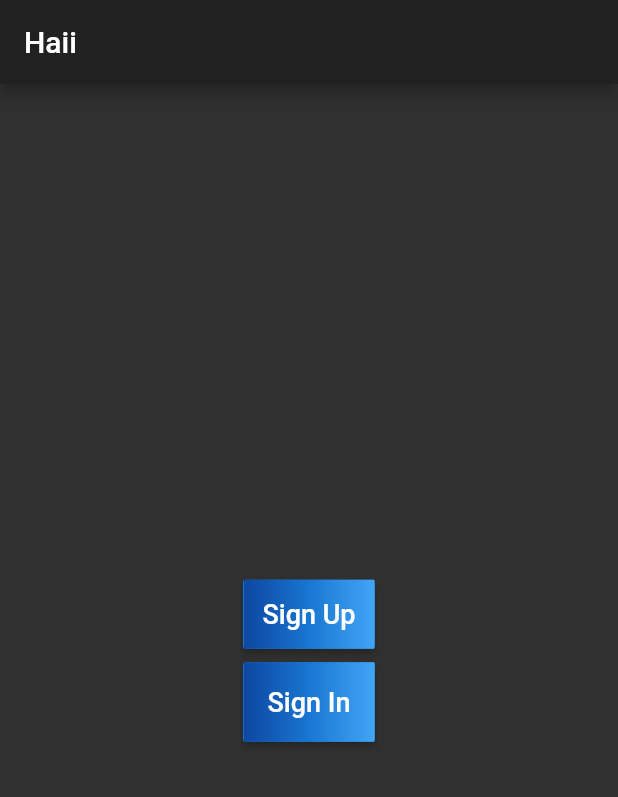
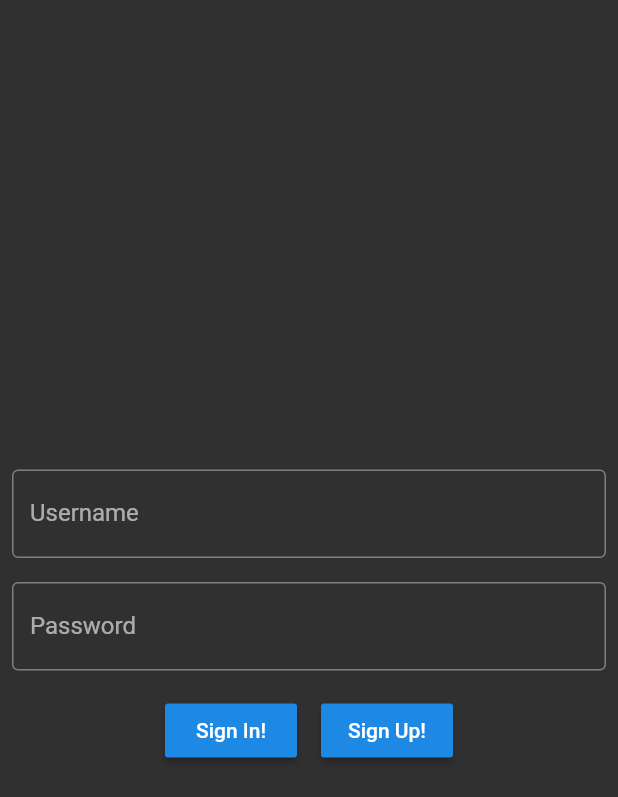
Before and after one commit to joephang/ChatFlutter, a Flutter app: the screen it shows after launch, on a phone screen of 412 x 824 dp. Shown: the top 797 px of the screen. Run offline on Flutter 3.47's test engine with Material 2 defaults, Android fonts, the phone set to English and light mode, and no system bars; our stand-ins replace fluttertoast, shared_preferences.

```diff
--- a/lib/main.dart
+++ b/lib/main.dart
@@ -1,5 +1,6 @@
 import 'dart:async';
 
+import 'package:chats/pages/Details.dart';
 import 'package:flutter/material.dart';
 import 'package:chats/pages/signup.dart';
 import 'package:chats/pages/signin.dart';
@@ -58,7 +59,14 @@ class _MyHomePage extends State<MyApp>{
       theme: ThemeData.dark(),
       home: loading ? Center(
         child: CircularProgressIndicator(),
-      ) : logged ? Api() : HomeBody(),
+      ) : logged ? Api() : SignIn(),
+      routes: {
+        '/home' : (_) => HomeBody(),
+        '/signin' : (_) => SignIn(),
+        '/signup' : (_) => SignUps(),
+        '/api' : (_) => Api(),
+        '/details' : (_) => Details()
+      },
     ));
   }
 }
--- a/lib/pages/signin.dart
+++ b/lib/pages/signin.dart
@@ -9,15 +9,6 @@ class SignIn extends StatelessWidget {
   Widget build(BuildContext context) {
     // TODO: implement build
     return Scaffold(
-      appBar: AppBar(
-        leading: IconButton(
-          icon: Icon(Icons.arrow_back),
-          onPressed: () {
-            Navigator.pop(context, ':(');
-          },
-        ),
-        title: Text('Sign In'),
-      ),
       body: Signins(),
     );
   }
@@ -30,23 +21,25 @@ class Signins extends StatefulWidget {
 
 class SignInn extends State<Signins>{
 
-  String Username = '';
-  String Password = '';
+  String Username = null;
+  String Password = null;
 
   _setString() async {
+    if(Username != null && Password != null){
       SharedPreferences prefs = await SharedPreferences.getInstance();
       prefs.setString('username', Username);
-    Navigator.pop(context);
-    Navigator.push(
-        context,
-        MaterialPageRoute(builder: (context) => Api())
-    );
+      Navigator.pushReplacementNamed(context, "/api");
+    } else {
+      print('Masih kosong :(');
     }
+  }
+
  @override
  Widget build(BuildContext context) {
     // TODO: implement build
     return Center(
       child: Column(
+        mainAxisAlignment: MainAxisAlignment.center,
         children: <Widget>[
           Padding(
             padding: const EdgeInsets.all(8.0),
@@ -77,12 +70,29 @@ class SignInn extends State<Signins>{
               },
             ),
           ),
-          RaisedButton(
+          Row(
+            mainAxisAlignment: MainAxisAlignment.center,
+            children: <Widget>[
+              Padding(
+                padding: const EdgeInsets.all(8.0),
+                child: RaisedButton(
                   onPressed: () {
                     _setString();
                   },
                   child: Text('Sign In!'),
                 ),
+              ),
+              Padding(
+                padding: const EdgeInsets.all(8.0),
+                child: RaisedButton(
+                  onPressed: (){
+                    Navigator.pushNamed(context, '/signup');
+                  },
+                  child: Text('Sign Up!'),
+                ),
+              )
+            ],
+          )
         ],
       ),
     );
--- a/pubspec.yaml
+++ b/pubspec.yaml
@@ -25,6 +25,7 @@ dependencies:
   cupertino_icons: ^0.1.2
   http: ^0.12.0+2
   shared_preferences: ^0.4.3
+  fluttertoast: ^3.1.3
 
 dev_dependencies:
   flutter_test:
```
Also changed, not shown: lib/pages/Details.dart (+32 -0 lines), lib/pages/api.dart (+26 -10 lines), pubspec.lock. Lines whose indentation alone changed are shown as unchanged.
